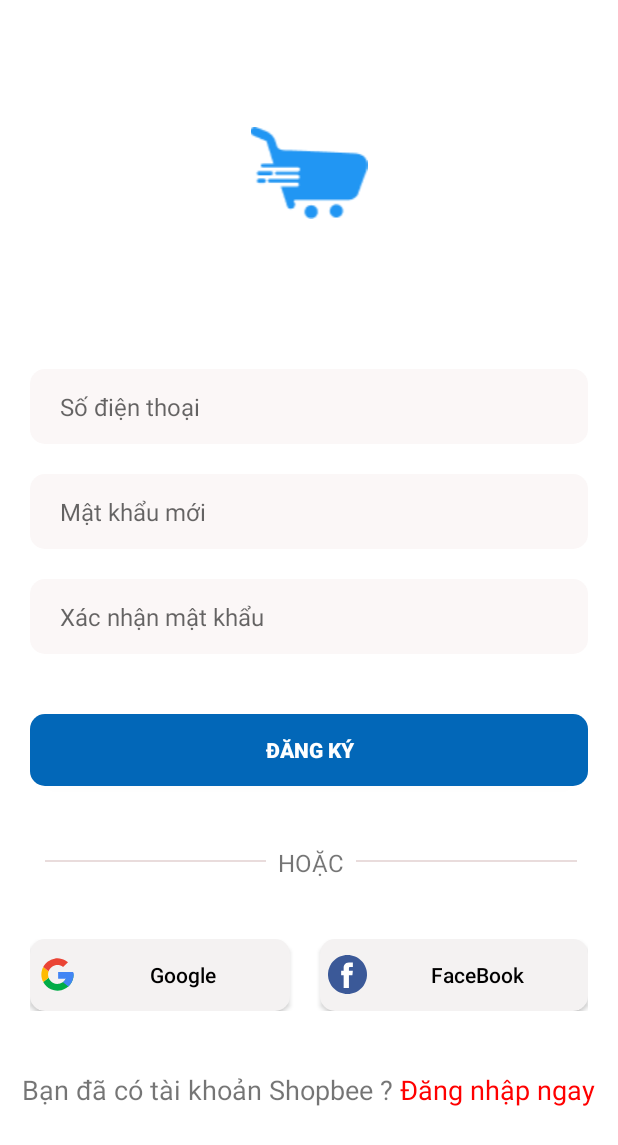
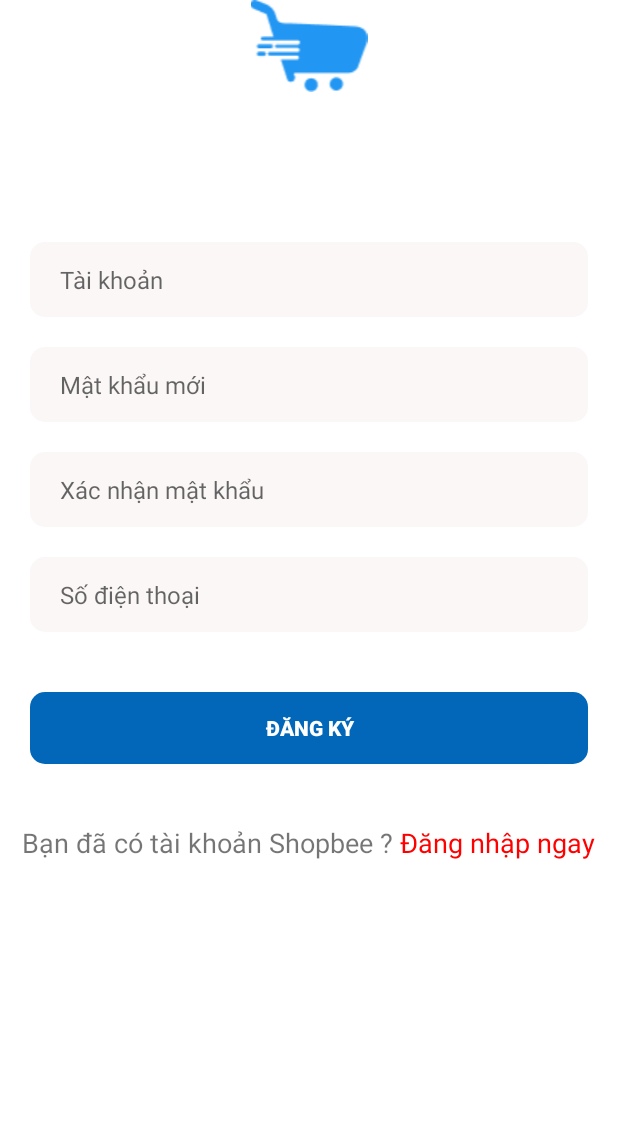
Before and after one commit to josephanh/AppShopBee, an Android app: the RegisterActivity screen opened directly, with no data from a screen before it, on a phone screen of 412 x 824 dp. Shown: the top 1145 px of the screen. Run offline under Robolectric (Android 15) with nearby library versions, the phone set to English and light mode, and no system bars; our stand-ins replace Firebase (no records; nobody signed in at launch, a user with empty details on screens opened directly).

Commit message:
login_11
asda

```diff
--- a/app/src/main/java/nta/nguyenanh/code_application/RegisterActivity.java
+++ b/app/src/main/java/nta/nguyenanh/code_application/RegisterActivity.java
@@ -18,6 +18,7 @@ import com.google.android.gms.tasks.OnCompleteListener;
 import com.google.android.gms.tasks.OnFailureListener;
 import com.google.android.gms.tasks.OnSuccessListener;
 import com.google.android.gms.tasks.Task;
+import com.google.android.material.textfield.TextInputEditText;
 import com.google.firebase.firestore.DocumentReference;
 import com.google.firebase.firestore.FirebaseFirestore;
 import com.google.firebase.firestore.QueryDocumentSnapshot;
@@ -77,7 +78,6 @@ public class RegisterActivity extends AppCompatActivity {
                 });
     }
     public void onRegister(View v) {
-
         String username = txt_newname.getText().toString();
         String password = txt_newpassword.getText().toString();
         String confirmpassword = txt_confirmpassword.getText().toString();
@@ -114,12 +114,10 @@ public class RegisterActivity extends AppCompatActivity {
                                     .addOnSuccessListener(new OnSuccessListener<DocumentReference>() {
                                         @Override
                                         public void onSuccess(DocumentReference documentReference) {
-                                            Toast.makeText(RegisterActivity.this, "Insert" + documentReference.getId(), Toast.LENGTH_SHORT).show();
                                             Toast.makeText(RegisterActivity.this, "Thêm thành công", Toast.LENGTH_SHORT).show();
                                             txt_newname.setText("");
                                             txt_newpassword.setText("");
                                             txt_confirmpassword.setText("");
-
                                         }
                                     })
                                     .addOnFailureListener(new OnFailureListener() {
--- a/app/src/main/res/layout/activity_register.xml
+++ b/app/src/main/res/layout/activity_register.xml
@@ -4,62 +4,88 @@
     xmlns:tools="http://schemas.android.com/tools"
     android:layout_width="match_parent"
     android:layout_height="match_parent"
+    android:background="@color/white"
+    android:gravity="center"
     android:orientation="vertical"
-    android:gravity="center"
-    android:background="@color/white"
     tools:context=".LoginActivity">
+
+    <ScrollView
+        android:layout_width="match_parent"
+        android:layout_height="match_parent">
+
+        <LinearLayout
+            android:layout_width="match_parent"
+            android:layout_height="match_parent"
+            android:orientation="vertical">
+
             <ImageView
                 android:layout_width="match_parent"
                 android:layout_height="wrap_content"
                 android:gravity="center"
-        android:src="@drawable/logo"
-        />
+                android:src="@drawable/logo" />
+
             <EditText
                 android:id="@+id/txt_newname"
-        android:layout_marginTop="100dp"
                 android:layout_width="match_parent"
                 android:layout_height="50dp"
-        android:hint="Số điện thoại"
+                android:layout_marginStart="20dp"
+                android:layout_marginTop="100dp"
+                android:layout_marginEnd="20dp"
+                android:background="@drawable/btn_borderbutton_login"
+                android:hint="Tài khoản"
+                android:inputType="text"
+                android:maxLines="1"
                 android:paddingStart="20dp"
                 android:paddingEnd="0dp"
-        android:maxLines="1"
-        android:textSize="16sp"
-        android:inputType="text"
-        android:layout_marginStart="20dp"
-        android:layout_marginEnd="20dp"
+                android:textSize="16sp" />
 
-        android:background="@drawable/btn_borderbutton_login"
-        />
+
             <EditText
                 android:id="@+id/txt_newpassword"
-        android:layout_marginTop="20dp"
                 android:layout_width="match_parent"
                 android:layout_height="50dp"
+                android:layout_marginStart="20dp"
+                android:layout_marginTop="20dp"
+                android:layout_marginEnd="20dp"
+                android:background="@drawable/btn_borderbutton_login"
                 android:hint="Mật khẩu mới"
+                android:inputType="textPassword"
+                android:maxLines="1"
                 android:paddingStart="20dp"
                 android:paddingEnd="0dp"
-        android:maxLines="1"
-        android:textSize="16sp"
-        android:inputType="text"
+                android:textSize="16sp" />
+
+
+            <EditText
+                android:id="@+id/txt_confirmpassword"
+                android:layout_width="match_parent"
+                android:layout_height="50dp"
                 android:layout_marginStart="20dp"
+                android:layout_marginTop="20dp"
                 android:layout_marginEnd="20dp"
                 android:background="@drawable/btn_borderbutton_login"
-        />
+                android:hint="Xác nhận mật khẩu"
+                android:inputType="textPassword"
+                android:maxLines="1"
+                android:paddingStart="20dp"
+                android:paddingEnd="0dp"
+                android:textSize="16sp" />
+
+
             <EditText
-        android:id="@+id/txt_confirmpassword"
-        android:layout_marginTop="20dp"
+                android:id="@+id/txtsodienthoai"
                 android:layout_width="match_parent"
                 android:layout_height="50dp"
-        android:hint="Xác nhận mật khẩu"
+                android:layout_marginStart="20dp"
+                android:layout_marginTop="20dp"
+                android:layout_marginEnd="20dp"
+                android:background="@drawable/btn_borderbutton_login"
+                android:hint="Số điện thoại"
+                android:inputType="text"
+                android:maxLines="1"
                 android:paddingStart="20dp"
                 android:paddingEnd="0dp"
-        android:maxLines="1"
-        android:textSize="16sp"
-        android:inputType="text"
-        android:layout_marginStart="20dp"
-        android:layout_marginEnd="20dp"
-        android:background="@drawable/btn_borderbutton_login"
-        />
+                android:textSize="16sp" />
 
 
             <androidx.appcompat.widget.AppCompatButton
@@ -67,95 +93,39 @@
                 android:layout_width="match_parent"
                 android:layout_height="wrap_content"
                 android:layout_marginStart="20dp"
+                android:layout_marginTop="40dp"
                 android:layout_marginEnd="20dp"
-        android:layout_marginTop="40dp"
+                android:background="@drawable/round_back_theme"
+                android:onClick="onRegister"
+                android:text="Đăng ký"
                 android:textColor="#FFFFFF"
-        android:text="Đăng ký"
-        android:textStyle="bold"
-        android:onClick="onRegister"
-        android:background="@drawable/round_back_theme"/>
+                android:textStyle="bold" />
+
 
             <LinearLayout
                 android:layout_width="match_parent"
                 android:layout_height="wrap_content"
+                android:layout_marginStart="10dp"
                 android:layout_marginTop="40dp"
-        android:layout_marginStart="20dp"
-        android:layout_marginEnd="20dp"
+                android:layout_marginEnd="10dp"
+                android:gravity="center"
                 android:orientation="horizontal">
-        <ImageView
-            android:layout_width="wrap_content"
-            android:layout_height="20dp"
-            android:layout_marginLeft="10dp"
-            android:src="@drawable/line6"/>
-        <TextView
-            android:layout_width="wrap_content"
-            android:layout_height="wrap_content"
-            android:text="  HOẶC  "
 
-            android:textSize="16sp"/>
-        <ImageView
-            android:layout_width="wrap_content"
-            android:layout_height="20dp"
-            android:src="@drawable/line6"/>
-
-    </LinearLayout>
-
-    <LinearLayout
-        android:layout_width="match_parent"
-        android:layout_height="wrap_content"
-        android:layout_marginTop="40dp"
-        android:layout_marginStart="20dp"
-        android:layout_marginEnd="20dp"
-        android:orientation="horizontal">
-        <Button
-
-            android:layout_width="wrap_content"
-            android:layout_height="wrap_content"
-            android:backgroundTint="#F4F2F2"
-            android:text="Google"
-            android:textAllCaps="false"
-            android:layout_weight="1"
-            android:background="@drawable/btn_borderbutton_login"
-            android:drawableLeft="@drawable/ic_google_logo"
-            android:paddingLeft="5dp"
-            android:textColor="@color/black" />
-
-        <Button
-            android:layout_width="wrap_content"
-            android:layout_height="wrap_content"
-            android:backgroundTint="#F4F2F2"
-            android:text="FaceBook"
-            android:textAllCaps="false"
-            android:layout_weight="1"
-            android:paddingLeft="5dp"
-            android:textColor="@color/black"
-            android:background="@drawable/btn_borderbutton_login"
-            android:drawableLeft="@drawable/ic_facebookicon"
-            android:layout_marginLeft="20dp"
-            />
-
-    </LinearLayout>
-    <LinearLayout
-        android:layout_width="match_parent"
-        android:layout_height="wrap_content"
-        android:layout_marginTop="40dp"
-        android:layout_marginStart="10dp"
-        android:gravity="center"
-        android:layout_marginEnd="10dp"
-        android:orientation="horizontal">
                 <TextView
                     android:layout_width="wrap_content"
                     android:layout_height="wrap_content"
                     android:text="Bạn đã có tài khoản Shopbee ? "
-            android:textSize="18dp"/>
+                    android:textSize="18dp" />
+
                 <TextView
                     android:id="@+id/txtdangnhapngay"
                     android:layout_width="wrap_content"
                     android:layout_height="wrap_content"
+                    android:text="Đăng nhập ngay"
                     android:textColor="#FF0000"
-            android:textSize="18dp"
-            android:text="Đăng nhập ngay"/>
+                    android:textSize="18dp" />
             </LinearLayout>
-
+        </LinearLayout>
+    </ScrollView>
 
 </LinearLayout>
```
Lines whose indentation alone changed are shown as unchanged.
